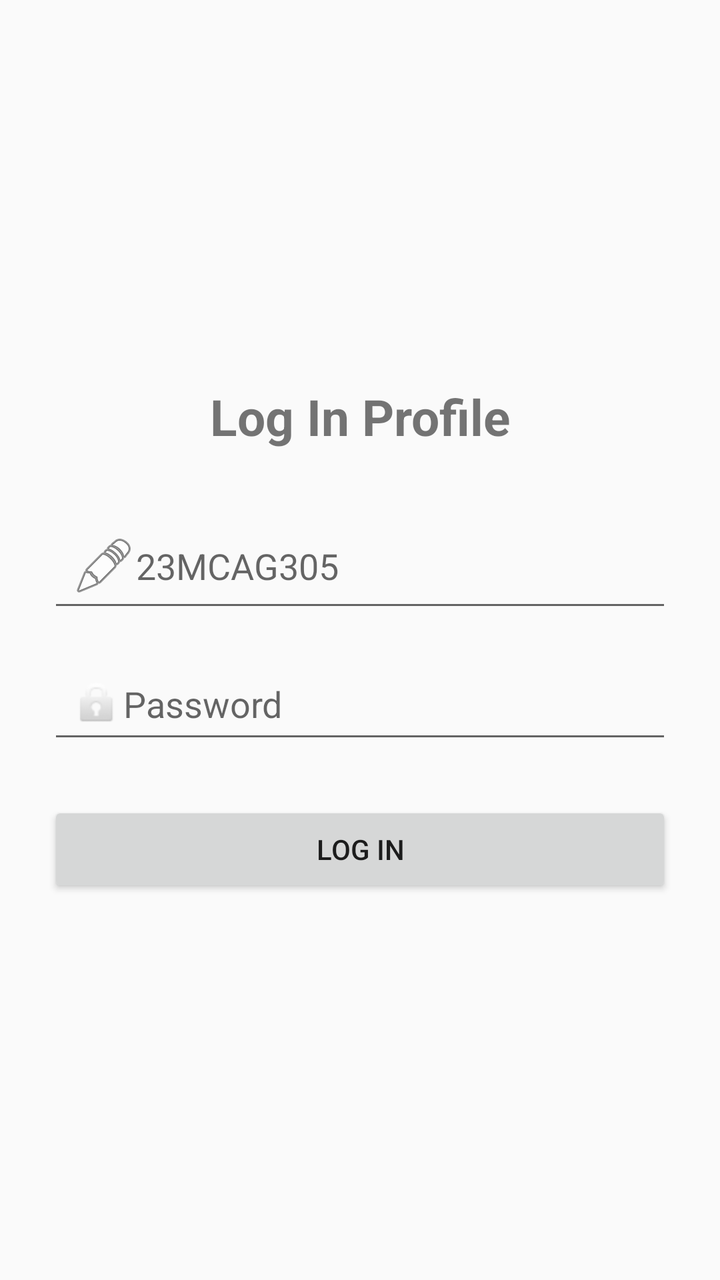
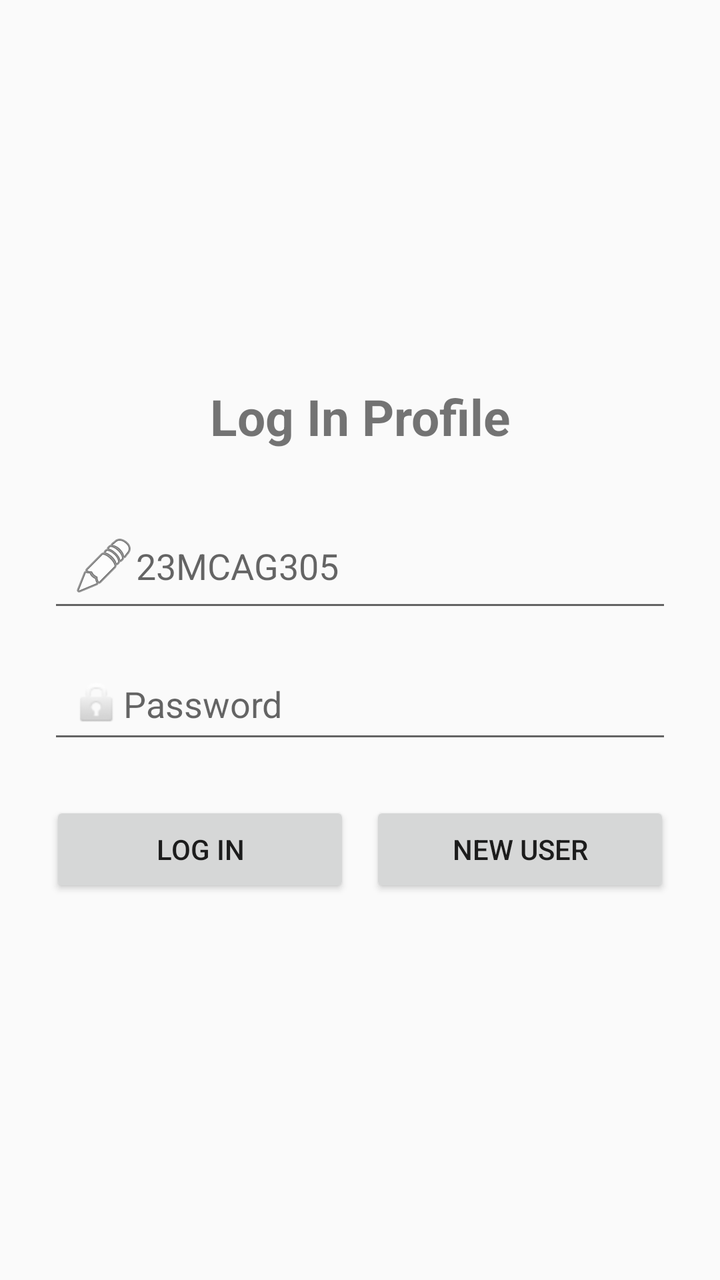

An Android layout rendered at two revisions. The XML below is the earlier revision; the diff shows what the commit changed to produce the second picture.
<!-- AndroidManifest.xml: application theme Theme.ProfileMy -->
<!-- res/layout/activity_login.xml -->
<?xml version="1.0" encoding="utf-8"?>
<LinearLayout xmlns:android="http://schemas.android.com/apk/res/android"
    xmlns:app="http://schemas.android.com/apk/res-auto"
    android:orientation="vertical"
    android:layout_width="match_parent"
    android:layout_height="match_parent">



    <LinearLayout
        android:orientation="vertical"
        android:padding="24dp"
        android:gravity="center"
        android:layout_width="match_parent"
        android:layout_height="match_parent">



        <TextView
            android:layout_width="match_parent"
            android:layout_height="wrap_content"
            android:text="Log In Profile"
            android:textSize="25dp"
            android:gravity="center"
            android:layout_marginBottom="30dp"
            android:textStyle="bold"
            />

        
        <EditText
            android:id="@+id/usernameInput"
            android:layout_width="match_parent"
            android:layout_height="wrap_content"
            android:autofillHints=""
            android:hint="23MCAG305"
            android:inputType="textPersonName"
            android:drawableStart="@android:drawable/ic_menu_edit"
            android:padding="12dp"
            android:layout_marginBottom="16dp"/>

        
        <EditText
            android:id="@+id/passwordInput"
            android:layout_width="match_parent"
            android:layout_height="wrap_content"
            android:autofillHints=""
            android:hint="@string/password"
            android:inputType="textPassword"
            android:drawableStart="@android:drawable/ic_lock_idle_lock"
            android:padding="12dp"
            android:layout_marginBottom="24dp"/>

        
        <Button
            android:id="@+id/loginButton"
            android:layout_width="match_parent"
            android:layout_height="wrap_content"
            android:text="@string/login"
            android:padding="12dp"/>
    </LinearLayout>

</LinearLayout>
<!-- resources referenced by this layout -->
<resources>
  <string name="login">Log In</string>
  <string name="password">Password</string>
  <style name="Theme.ProfileMy" parent="Theme.AppCompat.Light.NoActionBar" />
</resources>

<!-- the commit's change to res/layout/activity_login.xml (unified diff, before → after) -->
@@ -4,8 +4,6 @@
     android:orientation="vertical"
     android:layout_width="match_parent"
     android:layout_height="match_parent">
-
-
 
     <LinearLayout
         android:orientation="vertical"
@@ -49,14 +47,30 @@
             android:drawableStart="@android:drawable/ic_lock_idle_lock"
             android:padding="12dp"
             android:layout_marginBottom="24dp"/>
-
-        
-        <Button
-            android:id="@+id/loginButton"
+        <LinearLayout
             android:layout_width="match_parent"
             android:layout_height="wrap_content"
-            android:text="@string/login"
-            android:padding="12dp"/>
+            android:orientation="horizontal"
+            android:gravity="center">
+            
+            <Button
+                android:id="@+id/loginButton"
+                android:layout_width="150dp"
+                android:layout_height="wrap_content"
+                android:layout_marginRight="10dp"
+                android:padding="12dp"
+                android:text="@string/login" />
+            
+            <Button
+                android:id="@+id/NewButton"
+                android:layout_width="150dp"
+                android:layout_height="wrap_content"
+                android:padding="12dp"
+                android:text="@string/new_user" />
+
+        </LinearLayout>
+
+
     </LinearLayout>
 
 </LinearLayout>
<!-- resource entries referenced after the edit -->
@@ -1,6 +1,7 @@
 <!-- resources referenced by this layout -->
 <resources>
   <string name="login">Log In</string>
+  <string name="new_user">New User</string>
   <string name="password">Password</string>
   <style name="Theme.ProfileMy" parent="Theme.AppCompat.Light.NoActionBar" />
 </resources>
